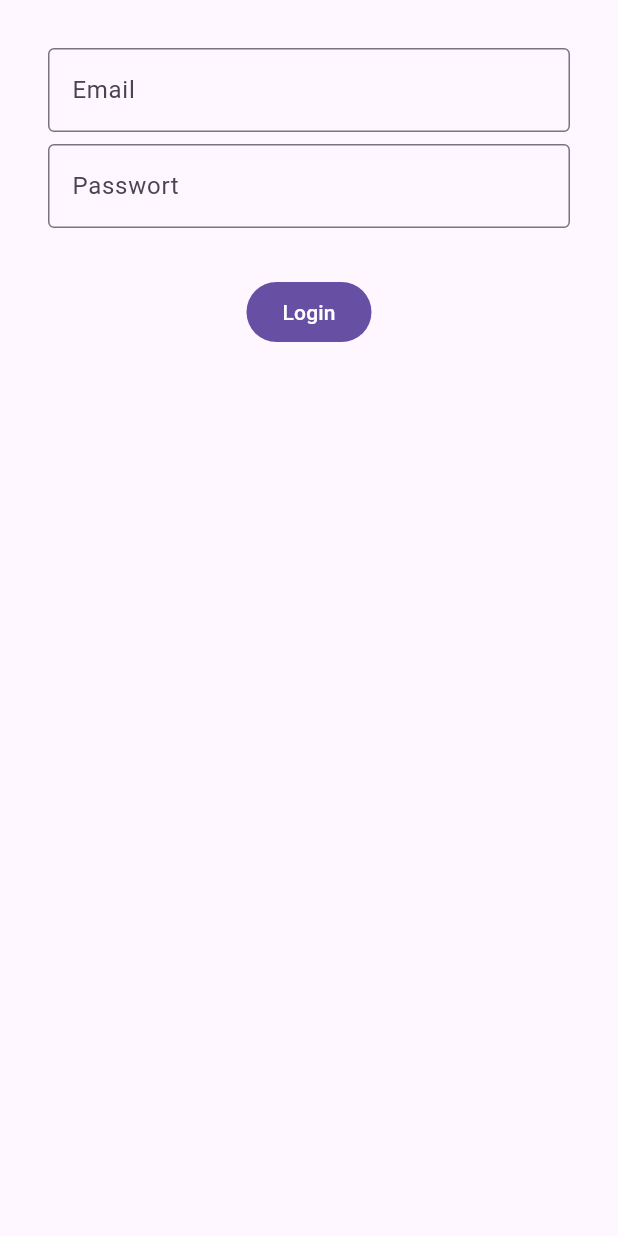
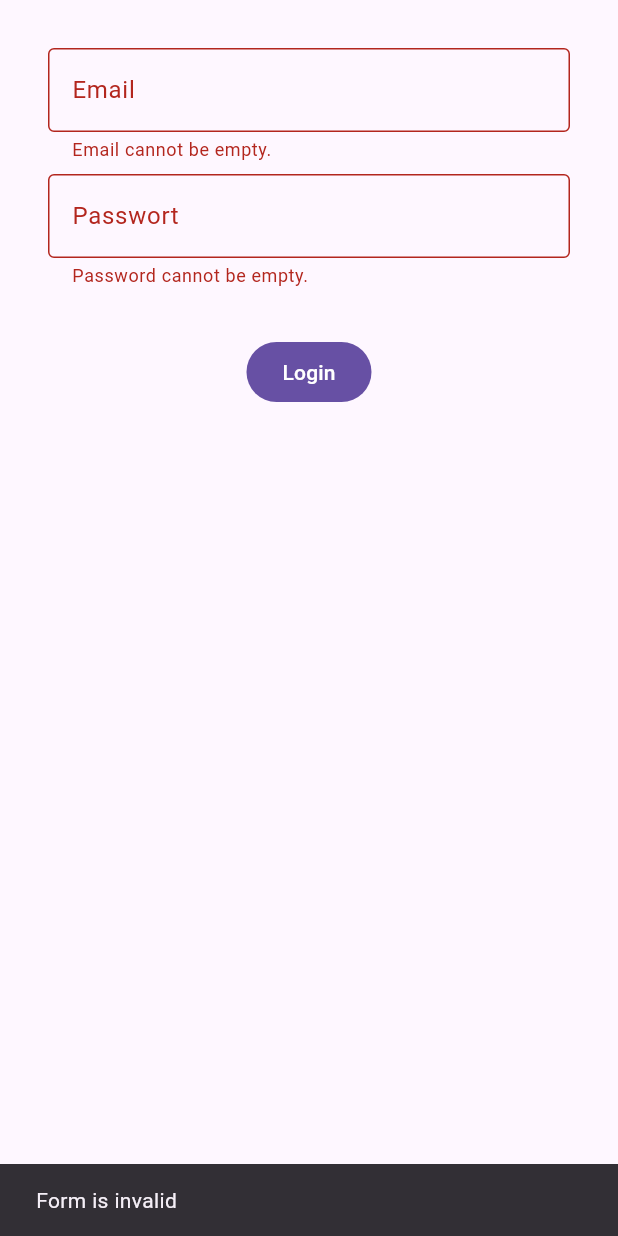
Before and after one commit to mohamadnadman/login, a Flutter app: the screen it shows after launch, after a tap on "Login", on a phone screen of 412 x 824 dp. Run offline on Flutter 3.47's test engine with Material 3 defaults, Android fonts, the phone set to English and light mode, and no system bars.

Commit message:
Input Validation

```diff
--- a/lib/app.dart
+++ b/lib/app.dart
@@ -5,7 +5,7 @@ class App extends StatelessWidget {
   const App({super.key});
   @override
   Widget build(BuildContext context) {
-    return const MaterialApp(
+    return  MaterialApp(
       home: FormScreen(),
     );
   }
--- a/lib/login_screen.dart
+++ b/lib/login_screen.dart
@@ -1,13 +1,19 @@
 import 'package:flutter/material.dart';
+
 class FormScreen extends StatelessWidget {
-  const FormScreen({super.key});
+  FormScreen({super.key});
+
+  final GlobalKey<FormState> _formKey = GlobalKey<FormState>();
+
   @override
   Widget build(BuildContext context) {
     return Scaffold(
       body: Padding(
         padding: const EdgeInsets.all(32.0),
         child: Form(
-          child: Column(children: [
+          key: _formKey,
+          child: Column(
+            children: [
               TextFormField(
                 decoration: const InputDecoration(
                   border: OutlineInputBorder(),
@@ -27,17 +33,31 @@ class FormScreen extends StatelessWidget {
               ),
               const SizedBox(height: 32),
               FilledButton(
-              onPressed: () {},
+                onPressed: () {
+                  if (_formKey.currentState?.validate() ?? false) {
+                    // Form is valid
+                    ScaffoldMessenger.of(context).showSnackBar(
+                      const SnackBar(content: Text('Form is valid')),
+                    );
+                  } else {
+                    // Form is invalid
+                    ScaffoldMessenger.of(context).showSnackBar(
+                      const SnackBar(content: Text('Form is invalid')),
+                    );
+                  }
+                },
                 child: const Text("Login"),
               ),
-          ]),
+            ],
+          ),
         ),
       ),
     );
   }
+
   String? validateEmail(String? input) {
     if (input == null || input.isEmpty) {
-      return null;
+      return "Email cannot be empty.";
     }
     if (input.length <= 5) {
       return "Email must have more than 5 characters.";
@@ -50,6 +70,7 @@ class FormScreen extends StatelessWidget {
     }
     return null;
   }
+
   String? validatePw(String? input) {
     if (input == null || input.isEmpty) {
       return "Password cannot be empty.";
```
Lines whose indentation alone changed are shown as unchanged.
